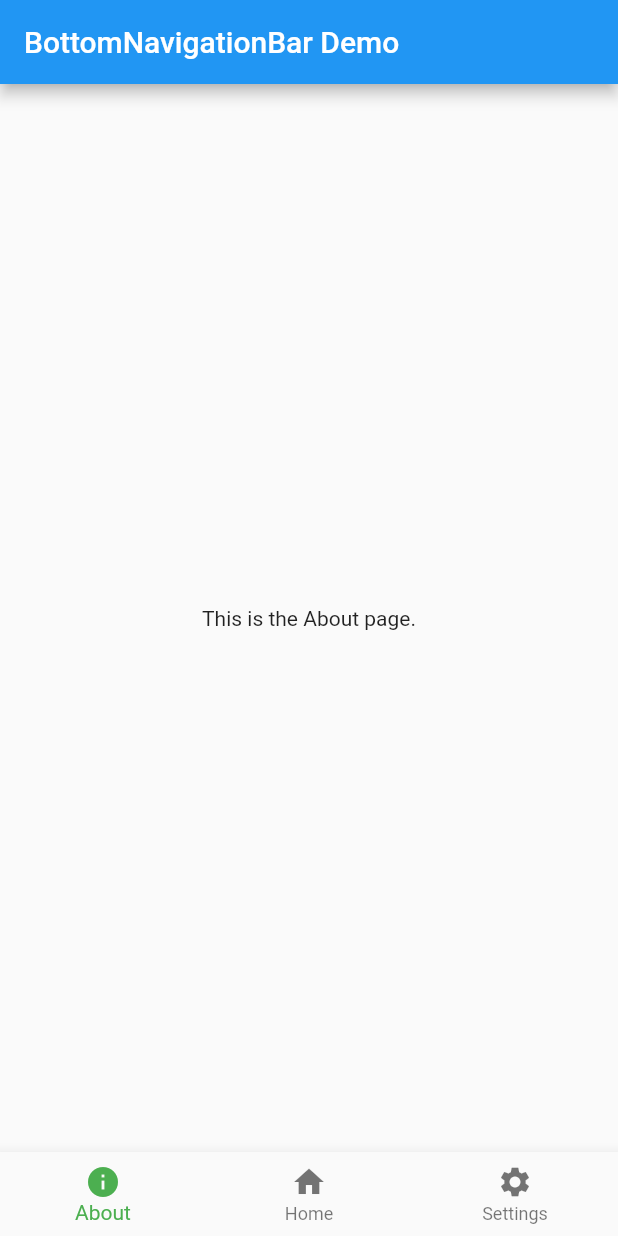
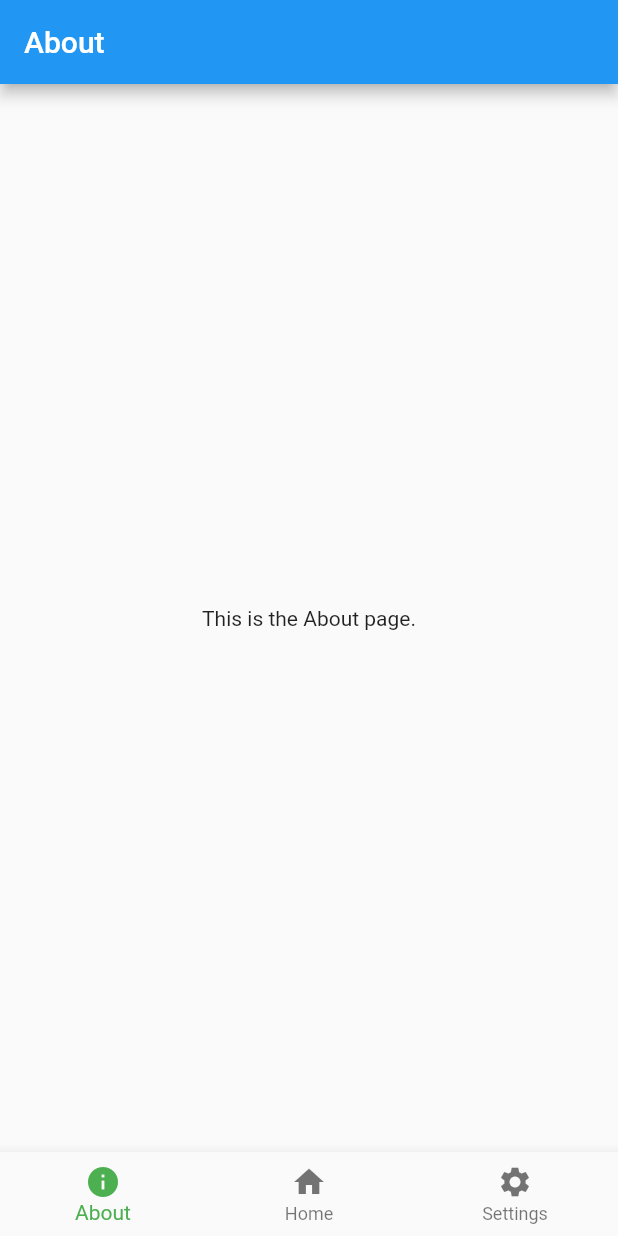
Before and after one commit to mvolkmann/flutter_bottomnavigationbar, a Flutter app: the screen it shows after launch, on a phone screen of 412 x 824 dp. Run offline on Flutter 3.47's test engine with Material 2 defaults, Android fonts, the phone set to English and light mode, and no system bars.

```diff
--- a/lib/bottom_navigation.dart
+++ b/lib/bottom_navigation.dart
@@ -13,14 +13,9 @@ class NavOption {
 }
 
 class BottomNavigation extends StatefulWidget {
-  final String title; // for AppBar
   final List<NavOption> options;
 
-  const BottomNavigation({
-    Key? key,
-    required this.title,
-    required this.options,
-  }) : super(key: key);
+  const BottomNavigation({Key? key, required this.options}) : super(key: key);
 
   @override
   State<BottomNavigation> createState() => BottomNavigationState();
@@ -43,7 +38,7 @@ class BottomNavigationState extends State<BottomNavigation> {
 
     return Scaffold(
       appBar: AppBar(
-        title: Text(widget.title),
+        title: Text(widget.options[_pageIndex].label),
       ),
       body: Center(child: widget.options[_pageIndex].widget),
       bottomNavigationBar: BottomNavigationBar(
--- a/lib/main.dart
+++ b/lib/main.dart
@@ -24,10 +24,7 @@ class MyApp extends StatelessWidget {
       theme: ThemeData(
         primarySwatch: Colors.blue,
       ),
-      home: BottomNavigation(
-        title: 'BottomNavigationBar Demo',
-        options: options,
-      ),
+      home: BottomNavigation(options: options),
     );
   }
 }
```
